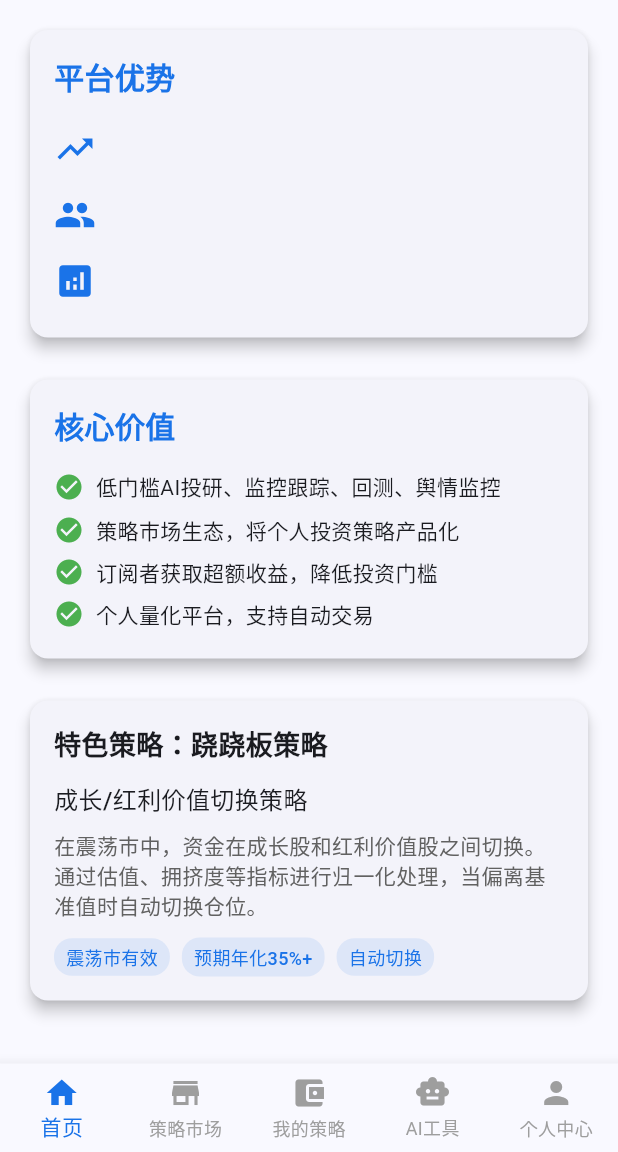
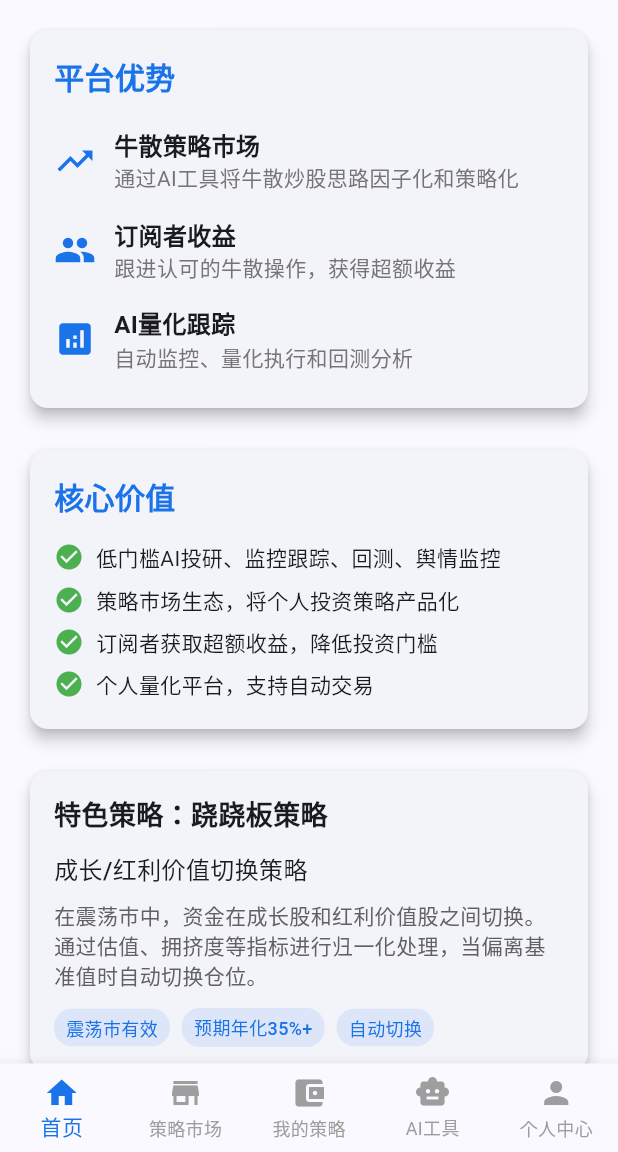
Before and after one commit to could-ai/019cdc37-9ef5-7eed-9bf1-970eae68c966, a Flutter app: the screen it shows after launch, on a phone screen of 412 x 824 dp, the part 84-1236 px from its top. Run offline on Flutter 3.47's test engine with Material 3 defaults, Android fonts, the phone set to English and light mode, and no system bars.

Commit message:
Fixed compiler errors: Added missing imports for screen widgets and removed invalid const keywords from Text widgets using Colors.grey[700].; Fixed compiler errors: Removed invalid const keyword from Text widget using Colors.grey[700].; Fixed compiler errors: Removed invalid const keyword from Text widgets using Colors.grey[600].

```diff
--- a/usr/lib/screens/ai_tools_screen.dart
+++ b/usr/lib/screens/ai_tools_screen.dart
@@ -120,7 +120,7 @@ class AIToolsScreen extends StatelessWidget {
                       ),
                     ),
                     const SizedBox(height: 8),
-                    const Text(
+                    Text(
                       '已集成DeepSeek等先进AI模型，为量化分析和策略生成提供强大算力支持。',
                       style: TextStyle(
                         color: Colors.grey[700],
--- a/usr/lib/screens/home_screen.dart
+++ b/usr/lib/screens/home_screen.dart
@@ -1,4 +1,8 @@
 import 'package:flutter/material.dart';
+import 'strategy_market_screen.dart';
+import 'my_strategies_screen.dart';
+import 'ai_tools_screen.dart';
+import 'profile_screen.dart';
 
 class HomeScreen extends StatefulWidget {
   const HomeScreen({super.key});
@@ -164,7 +168,7 @@ class HomeContent extends StatelessWidget {
                       ),
                     ),
                     const SizedBox(height: 8),
-                    const Text(
+                    Text(
                       '在震荡市中，资金在成长股和红利价值股之间切换。通过估值、拥挤度等指标进行归一化处理，当偏离基准值时自动切换仓位。',
                       style: TextStyle(color: Colors.grey[700]),
                     ),
@@ -193,6 +197,27 @@ class HomeContent extends StatelessWidget {
         children: [
           Icon(icon, color: const Color(0xFF1A73E8), size: 28),
           const SizedBox(width: 12),
+          Expanded(
+            child: Column(
+              crossAxisAlignment: CrossAxisAlignment.start,
+              children: [
+                Text(
+                  title,
+                  style: const TextStyle(
+                    fontSize: 16,
+                    fontWeight: FontWeight.bold,
+                  ),
+                ),
+                Text(
+                  description,
+                  style: TextStyle(
+                    color: Colors.grey[600],
+                    fontSize: 14,
+                  ),
+                ),
+              ],
+            ),
+          ),
         ],
       ),
     );
--- a/usr/lib/screens/profile_screen.dart
+++ b/usr/lib/screens/profile_screen.dart
@@ -140,7 +140,7 @@ class ProfileScreen extends StatelessWidget {
                       ),
                     ),
                     const SizedBox(height: 8),
-                    const Text(
+                    Text(
                       '到期时间: 2024-12-31',
                       style: TextStyle(
                         color: Colors.grey[600],
@@ -154,7 +154,7 @@ class ProfileScreen extends StatelessWidget {
                       valueColor: const AlwaysStoppedAnimation<Color>(Colors.amber),
                     ),
                     const SizedBox(height: 4),
-                    const Text(
+                    Text(
                       '经验值: 700/1000',
                       style: TextStyle(
                         color: Colors.grey[600],
```
